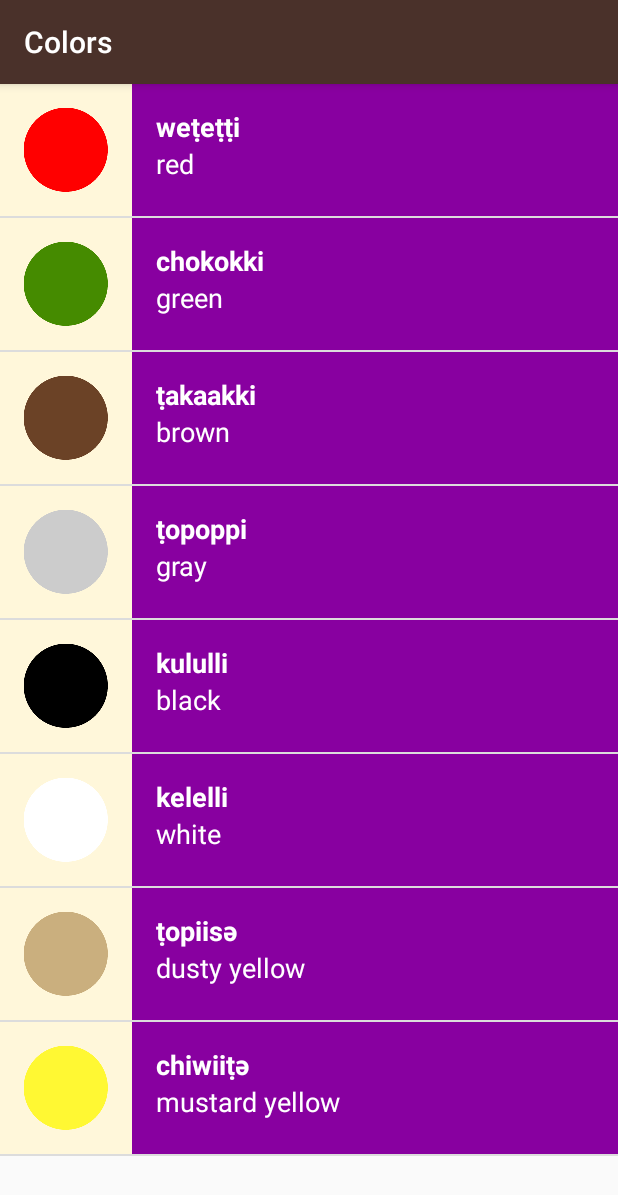
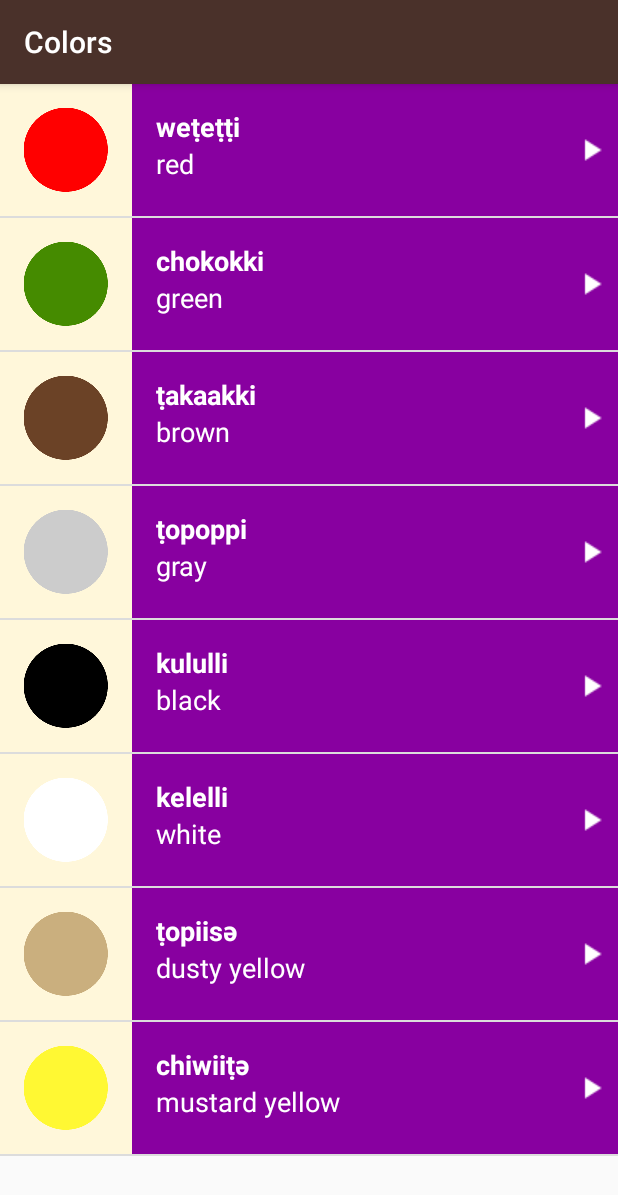
Before and after one commit to alanionita/GDS_MiwokApp, an Android app: the ColorsActivity screen opened directly, with no data from a screen before it, on a phone screen of 412 x 824 dp. Shown: the top 1195 px of the screen. Run offline under Robolectric (Android 15) with nearby library versions, the phone set to English and light mode, and no system bars.

Commit message:
adds updated design but audio has stopped playing

```diff
--- a/app/src/main/java/com/example/android/miwok/NumbersActivity.java
+++ b/app/src/main/java/com/example/android/miwok/NumbersActivity.java
@@ -66,7 +66,6 @@ public class NumbersActivity extends AppCompatActivity {
                 @Override
                 public void onItemClick(AdapterView<?> adapterView, View view, int i, long l) {
                     int audioLink = words.get(i).getAudioResourceID();
-
                     int result = am.requestAudioFocus(afcListener,
                             +AudioManager.STREAM_MUSIC, AudioManager.AUDIOFOCUS_GAIN_TRANSIENT);
                     if (result == AudioManager.AUDIOFOCUS_REQUEST_GRANTED) {
--- a/app/src/main/res/layout/list_item.xml
+++ b/app/src/main/res/layout/list_item.xml
@@ -4,40 +4,55 @@
     xmlns:tools="http://schemas.android.com/tools"
     android:layout_width="match_parent"
     android:layout_height="@dimen/list_item_height"
-    android:orientation="horizontal"
+    android:background="@color/tan_background"
     android:minHeight="@dimen/list_item_height"
-    android:background="@color/tan_background">
+    android:orientation="horizontal">
 
     <ImageView
         android:id="@+id/image"
         android:layout_width="@dimen/list_item_height"
         android:layout_height="@dimen/list_item_height" />
-
     <LinearLayout
         android:id="@+id/list_word_section"
         android:layout_width="match_parent"
         android:layout_height="@dimen/list_item_height"
+        android:orientation="horizontal">
+
+        <LinearLayout
+            android:layout_width="0dp"
+            android:layout_height="match_parent"
+            android:layout_weight="8"
             android:orientation="vertical"
             android:paddingLeft="@dimen/list_item_standard_padding_margin"
             android:paddingTop="@dimen/list_item_standard_padding_margin">
 
             <TextView
+                android:id="@+id/miwok_word"
                 android:layout_width="match_parent"
                 android:layout_height="wrap_content"
-            android:id="@+id/miwok_word"
-            tools:text="lutti"
+                android:textAppearance="@android:style/TextAppearance.Medium"
+                android:textColor="@android:color/white"
                 android:textSize="@dimen/text_size_sections"
-            android:textAppearance="@android:style/TextAppearance.Medium"
                 android:textStyle="bold"
-            android:textColor="@android:color/white"/>
+                tools:text="lutti" />
 
             <TextView
+                android:id="@+id/default_word"
                 android:layout_width="match_parent"
                 android:layout_height="wrap_content"
-            android:id="@+id/default_word"
-            tools:text="one"
+                android:textColor="@android:color/white"
                 android:textSize="@dimen/text_size_sections"
-            android:textColor="@android:color/white"/>
+                tools:text="one" />
         </LinearLayout>
 
+        <ImageButton
+            android:layout_width="0dp"
+            android:layout_height="24dp"
+            android:layout_gravity="center"
+            android:layout_weight="1"
+            android:background="@android:color/transparent"
+            android:src="@drawable/baseline_play_arrow_white_24dp" />
     </LinearLayout>
+
+
+</LinearLayout>
--- a/app/src/main/res/values/styles.xml
+++ b/app/src/main/res/values/styles.xml
@@ -15,7 +15,7 @@
 <resources>
 
     <!-- Base application theme. -->
-    <style name="AppTheme" parent="Theme.AppCompat.Light.DarkActionBar">
+    <style name="AppTheme" parent="Base.Theme.AppCompat.Light.DarkActionBar">
         <item name="colorPrimary">@color/primary_color</item>
         <item name="colorPrimaryDark">@color/primary_dark_color</item>
     </style>
--- a/build.gradle
+++ b/build.gradle
@@ -5,7 +5,7 @@ buildscript {
         jcenter()
     }
     dependencies {
-        classpath 'com.android.tools.build:gradle:3.0.1'
+        classpath 'com.android.tools.build:gradle:3.0.0'
 
         // NOTE: Do not place your application dependencies here; they belong
         // in the individual module build.gradle files
```
Also changed, not shown: app/src/main/res/drawable-mdpi/baseline_play_arrow_white_24dp.png (added). Lines whose indentation alone changed are shown as unchanged.
